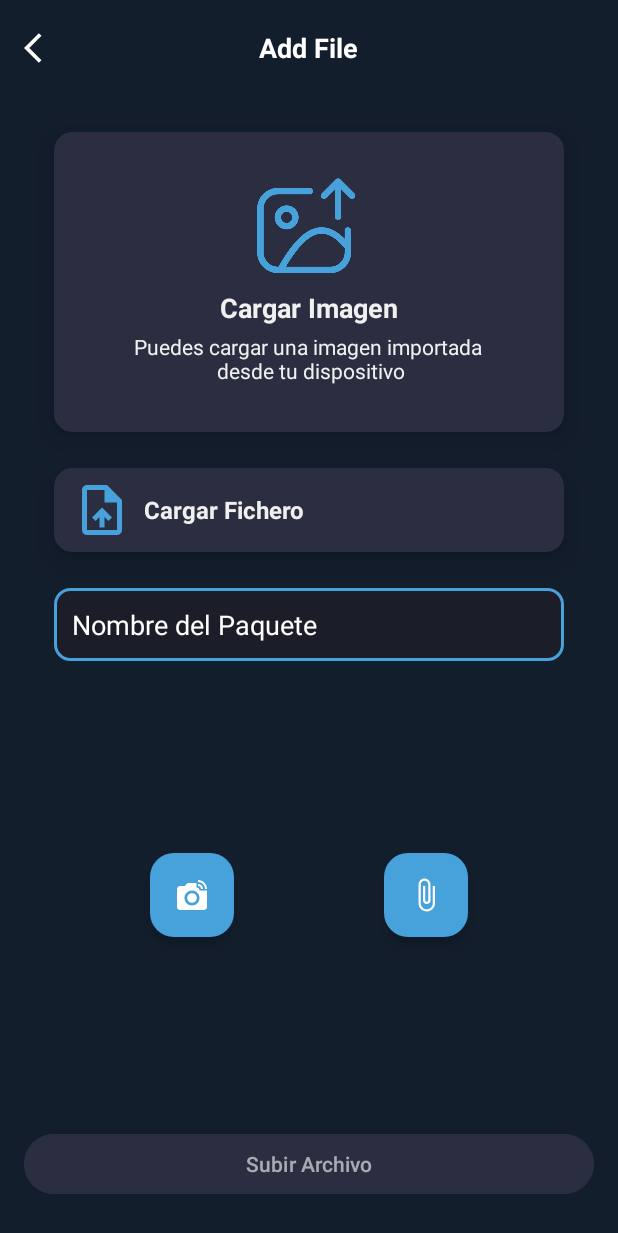
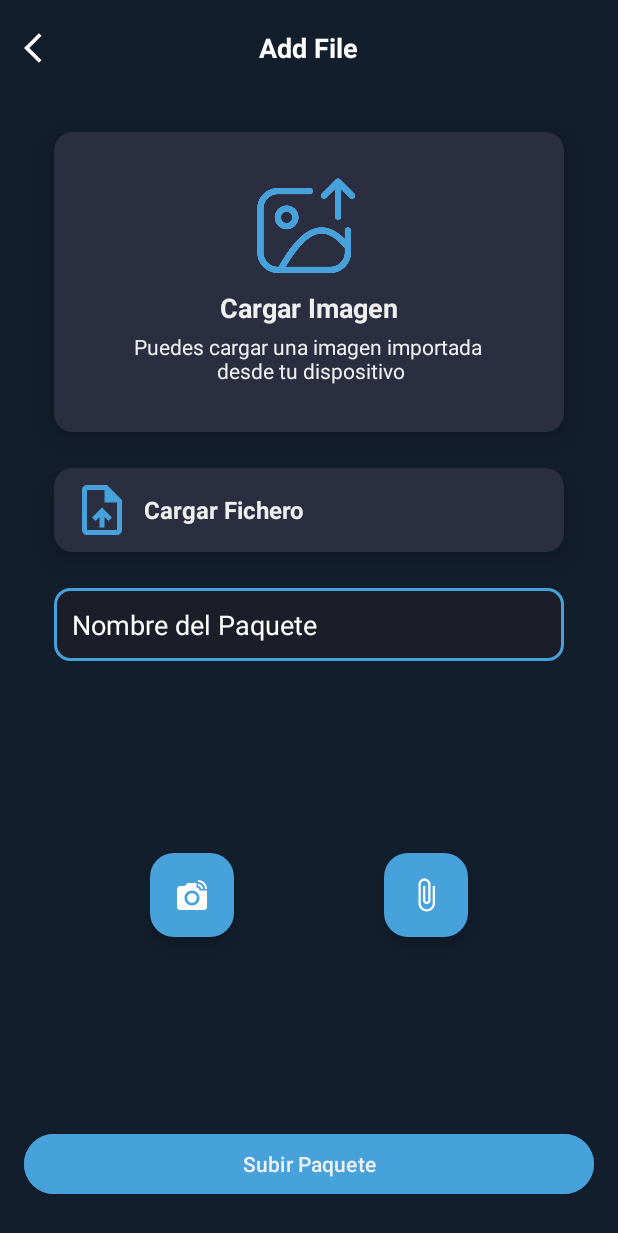
Before and after one commit to OspofeDeveloper/MusicAlignApp, an Android app: the layout activity_add_file.xml on its own in the app's theme, with its tools: preview values and no code run, on a phone screen of 412 x 824 dp. Shown: the top 1233 px of the screen. Run offline under Robolectric (Android 15) with nearby library versions, the phone set to English and light mode, and no system bars.

Commit message:
Load File into Activity implemented (not loaded in db)

```diff
--- /dev/null
+++ b/app/src/main/res/drawable/ic_check.xml
@@ -0,0 +1,5 @@
+<vector android:height="24dp" android:tint="#FFFFFF"
+    android:viewportHeight="24" android:viewportWidth="24"
+    android:width="24dp" xmlns:android="http://schemas.android.com/apk/res/android">
+    <path android:fillColor="@android:color/white" android:pathData="M9,16.17L4.83,12l-1.42,1.41L9,19 21,7l-1.41,-1.41z"/>
+</vector>
--- a/app/src/main/res/layout/activity_add_file.xml
+++ b/app/src/main/res/layout/activity_add_file.xml
@@ -81,7 +81,7 @@
         app:layout_constraintTop_toBottomOf="@id/etTitle"
         app:layout_constraintEnd_toStartOf="@id/fabFile"
         app:layout_constraintStart_toStartOf="parent"
-        app:layout_constraintBottom_toTopOf="@id/btnUploadFile"
+        app:layout_constraintBottom_toTopOf="@id/btnUploadPackage"
         app:tint="@color/white"/>
 
     <com.google.android.material.floatingactionbutton.FloatingActionButton
@@ -96,13 +96,12 @@
         app:tint="@color/white" />
 
     <com.google.android.material.button.MaterialButton
-        android:id="@+id/btnUploadFile"
+        android:id="@+id/btnUploadPackage"
         android:layout_width="0dp"
         android:layout_height="wrap_content"
-        android:text="@string/addfile_upload_file"
+        android:text="@string/addfile_upload_package"
         android:layout_marginVertical="24dp"
         android:layout_marginHorizontal="16dp"
-        android:enabled="false"
         android:textColor="@drawable/selector_button_text"
         android:backgroundTint="@drawable/selector_button"
         app:layout_constraintBottom_toBottomOf="parent"
--- a/app/src/main/res/layout/view_upload_file.xml
+++ b/app/src/main/res/layout/view_upload_file.xml
@@ -9,20 +9,43 @@
     xmlns:app="http://schemas.android.com/apk/res-auto"
     xmlns:tools="http://schemas.android.com/tools">
 
-    <TextView
-        android:id="@+id/tvFileName"
-        style="@style/BodyText"
-        android:layout_width="wrap_content"
-        android:layout_height="wrap_content"
-        android:layout_gravity="start|center"
-        android:layout_marginStart="16dp"
+    <androidx.constraintlayout.widget.ConstraintLayout
+        android:id="@+id/clFileUploaded"
+        android:layout_width="match_parent"
+        android:layout_height="40dp"
+        android:orientation="horizontal"
         android:visibility="invisible"
-        tools:text="NombreDeFichero.musicXML"/>
+        android:layout_margin="8dp">
+
+        <TextView
+            android:id="@+id/tvFileName"
+            style="@style/BodyText"
+            android:layout_width="wrap_content"
+            android:layout_height="40dp"
+            android:layout_gravity="start|center"
+            android:layout_marginStart="16dp"
+            tools:text="NombreDeFichero.musicXML"
+            app:layout_constraintStart_toStartOf="parent"
+            app:layout_constraintTop_toTopOf="parent"
+            app:layout_constraintBottom_toBottomOf="parent"/>
+
+        <ImageView
+            android:layout_width="wrap_content"
+            android:layout_height="wrap_content"
+            android:layout_gravity="end|center"
+            android:layout_marginEnd="16dp"
+            android:src="@drawable/ic_check"
+            app:tint="@color/correct"
+            app:layout_constraintEnd_toEndOf="parent"
+            app:layout_constraintTop_toTopOf="parent"
+            app:layout_constraintBottom_toBottomOf="parent"/>
+
+    </androidx.constraintlayout.widget.ConstraintLayout>
 
     <LinearLayout
         android:id="@+id/llPlaceHolder"
         android:layout_width="wrap_content"
-        android:layout_height="wrap_content"
+        android:layout_height="40dp"
         android:orientation="horizontal"
         android:layout_margin="8dp"
         android:layout_gravity="start">
--- a/app/src/main/res/values/colors.xml
+++ b/app/src/main/res/values/colors.xml
@@ -18,4 +18,7 @@
 
     <color name="error">#e84545</color>
     <color name="error_dark">#d32f2f</color>
+
+    <color name="correct">#00CA1B</color>
+    <color name="correct_dark">#017A11</color>
 </resources>
--- a/app/src/main/res/values/strings.xml
+++ b/app/src/main/res/values/strings.xml
@@ -22,20 +22,27 @@
 
     <!-- AddFile -->
     <string name="addfile_title">Add File</string>
-    <string name="addfile_upload_file">Subir Archivo</string>
+    <string name="addfile_upload_package">Subir Paquete</string>
     <string name="addfile_upload_image_title">Cargar Imagen</string>
     <string name="addfile_upload_image_description">Puedes cargar una imagen importada\n desde tu dispositivo</string>
     <string name="addfile_upload_file_title">Cargar Fichero</string>
     <string name="addfile_upload_file_description">Puedes cargar un fichero .musicXML o .mei\n desde tu dispositivo</string>
     <string name="addfile_package_name">Nombre del Paquete</string>
+
+    <!-- Align -->
     <string name="align_title">Align Partiture</string>
     <string name="align_play">Play</string>
     <string name="align_stop">Stop</string>
     <string name="align_next">Next</string>
     <string name="align_back">Back</string>
     <string name="align_save">Guardar</string>
+
+    <!-- Alert Dialogs -->
     <string name="alert_dialog_cancel">Cancel</string>
     <string name="alert_dialog_accept">Accept</string>
+    <string name="alert_dialog_ok">OK</string>
     <string name="save_warning_dialog_title">Confirm Exit!</string>
     <string name="save_warning_dialog_description">Are you sure you want to exit\nwithout saving?</string>
+    <string name="error_loading_package_dialog_title">Error!</string>
+
 </resources>
```
Also changed, not shown: app/src/main/java/com/example/musicalignapp/ui/addfile/AddFileActivity.kt (+61 -9 lines), app/src/main/java/com/example/musicalignapp/ui/addfile/AddFileViewModel.kt (+6 -3 lines), app/src/main/res/layout/dialog_error_loading_package.xml (added, +54 -0 lines), app/src/main/res/drawable/ic_warning.webp (added).
